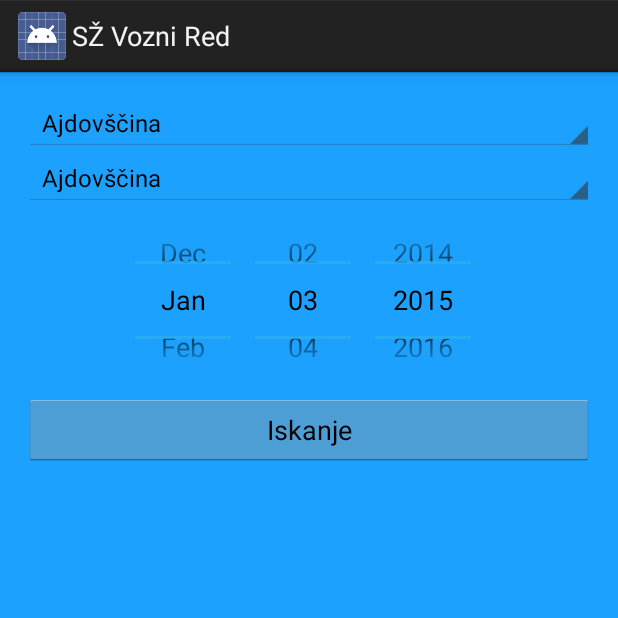
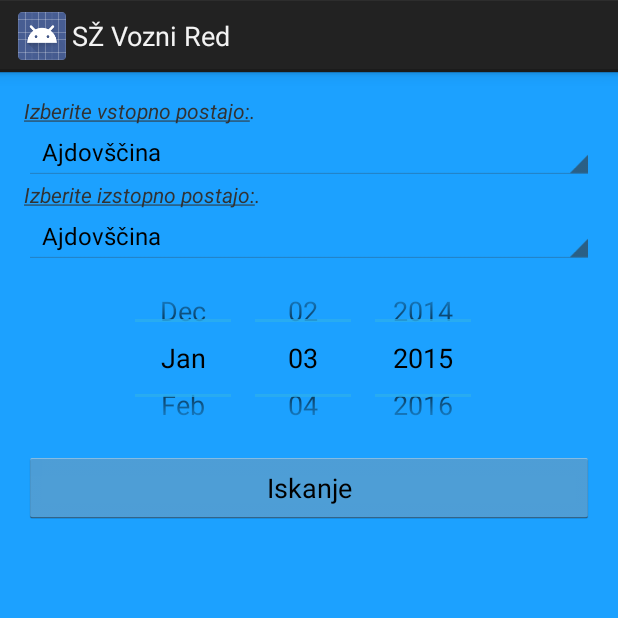
Before and after one commit to marlic1337/VozniRedi, an Android app: the SZMainActivity screen opened directly, with no data from a screen before it, on a phone screen of 412 x 824 dp, the top half of it. Run offline under Robolectric (Android 15) with nearby library versions, the phone set to English and light mode, and no system bars.

Commit message:
minor bug fixing

```diff
--- a/app/src/main/res/layout/activity_szmain.xml
+++ b/app/src/main/res/layout/activity_szmain.xml
@@ -16,10 +16,24 @@
 		android:layout_alignParentTop="true"
 		android:layout_alignParentStart="true">
 
+		<TextView
+			android:layout_width="wrap_content"
+			android:layout_height="wrap_content"
+			android:text="@string/vstop"
+			android:textStyle="italic"
+			android:id="@+id/textView7"/>
+
 		<Spinner
 			android:layout_width="match_parent"
 			android:layout_height="wrap_content"
 			android:id="@+id/szOdhod"/>
+
+		<TextView
+			android:layout_width="wrap_content"
+			android:layout_height="wrap_content"
+			android:text="@string/izstop"
+			android:textStyle="italic"
+			android:id="@+id/textView8"/>
 
 		<Spinner
 			android:layout_width="match_parent"
--- a/app/src/main/res/values/strings.xml
+++ b/app/src/main/res/values/strings.xml
@@ -11,6 +11,8 @@
 	<string name="title_activity_lpppriljubljeni">LPPPriljubljeniActivity</string>
 	<string name="title_activity_avtorja">Avtorja</string>
 	<string name="lppSet1">Dodaj med priljubljene</string>
+	<string name="vstop"><u>Izberite vstopno postajo:</u>.</string>
+	<string name="izstop"><u>Izberite izstopno postajo:</u>.</string>
 
     <string-array name="seznamPostaj">
         <item>Ajdovščina</item>
```
Also changed, not shown: app/src/main/java/com/markvika/vozniredi/LPPMainActivity.java (indentation only), app/src/main/java/com/markvika/vozniredi/MainActivity.java (line endings or trailing spaces).
